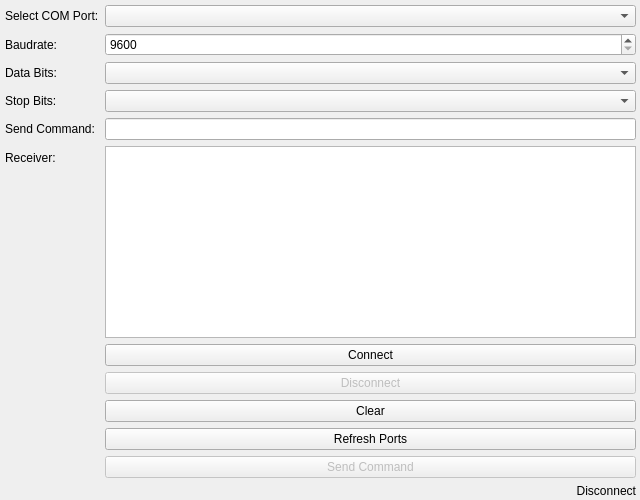
Above: main_window.ui from jameskkk/PysideSerial before the change. Below: the same form after it.
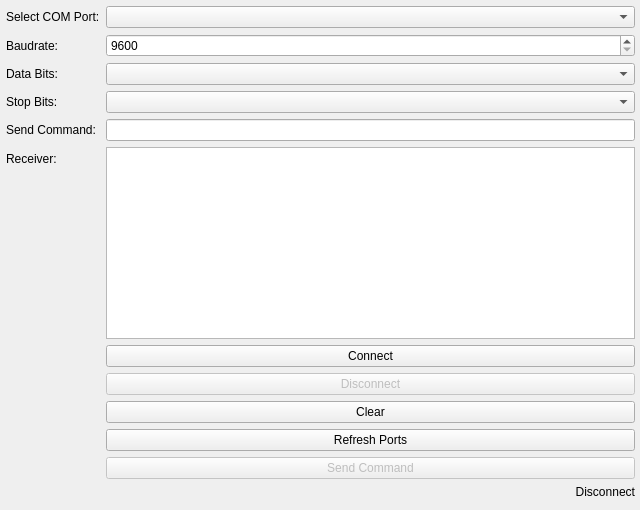
That is the form after the change.

Commit message: Add shortcut for send command.

```diff
--- a/main_window.ui
+++ b/main_window.ui
@@ -7,19 +7,37 @@
     <x>0</x>
     <y>0</y>
     <width>640</width>
-    <height>500</height>
+    <height>510</height>
    </rect>
   </property>
+  <property name="sizePolicy">
+   <sizepolicy hsizetype="Expanding" vsizetype="Expanding">
+    <horstretch>0</horstretch>
+    <verstretch>0</verstretch>
+   </sizepolicy>
+  </property>
   <property name="windowTitle">
    <string>Serial Port Tool</string>
   </property>
   <widget class="QWidget" name="centralwidget">
    <property name="sizePolicy">
     <sizepolicy hsizetype="Expanding" vsizetype="Expanding">
-     <horstretch>0</horstretch>
-     <verstretch>0</verstretch>
+     <horstretch>1</horstretch>
+     <verstretch>1</verstretch>
     </sizepolicy>
    </property>
+   <property name="maximumSize">
+    <size>
+     <width>666</width>
+     <height>545</height>
+    </size>
+   </property>
+   <property name="layoutDirection">
+    <enum>Qt::LayoutDirection::LeftToRight</enum>
+   </property>
+   <property name="autoFillBackground">
+    <bool>false</bool>
+   </property>
    <widget class="QWidget" name="verticalLayoutWidget">
     <property name="geometry">
      <rect>
@@ -29,7 +47,22 @@
       <height>518</height>
      </rect>
     </property>
-    <layout class="QVBoxLayout" name="verticalLayout">
+    <layout class="QVBoxLayout" name="verticalLayout" stretch="0">
+     <property name="sizeConstraint">
+      <enum>QLayout::SizeConstraint::SetDefaultConstraint</enum>
+     </property>
+     <property name="leftMargin">
+      <number>1</number>
+     </property>
+     <property name="topMargin">
+      <number>1</number>
+     </property>
+     <property name="rightMargin">
+      <number>1</number>
+     </property>
+     <property name="bottomMargin">
+      <number>1</number>
+     </property>
      <item>
       <layout class="QFormLayout" name="formLayout">
        <property name="fieldGrowthPolicy">
@@ -67,8 +100,8 @@
         <widget class="QComboBox" name="com_combo">
          <property name="sizePolicy">
           <sizepolicy hsizetype="Expanding" vsizetype="Fixed">
-           <horstretch>0</horstretch>
-           <verstretch>0</verstretch>
+           <horstretch>1</horstretch>
+           <verstretch>1</verstretch>
           </sizepolicy>
          </property>
         </widget>
```
Left out of the diff: 3 changed lines with no effect on the pictures. The commit also changes 2 other files.
